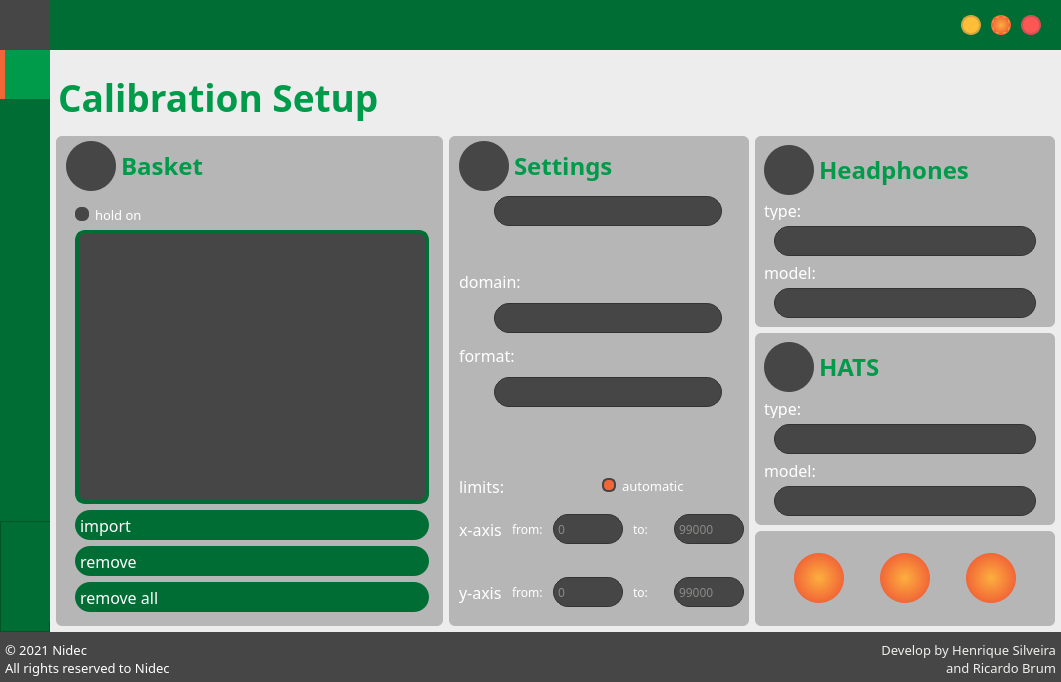
henriquealende/PsychoBox, file Forms/form.ui: the form before one commit.
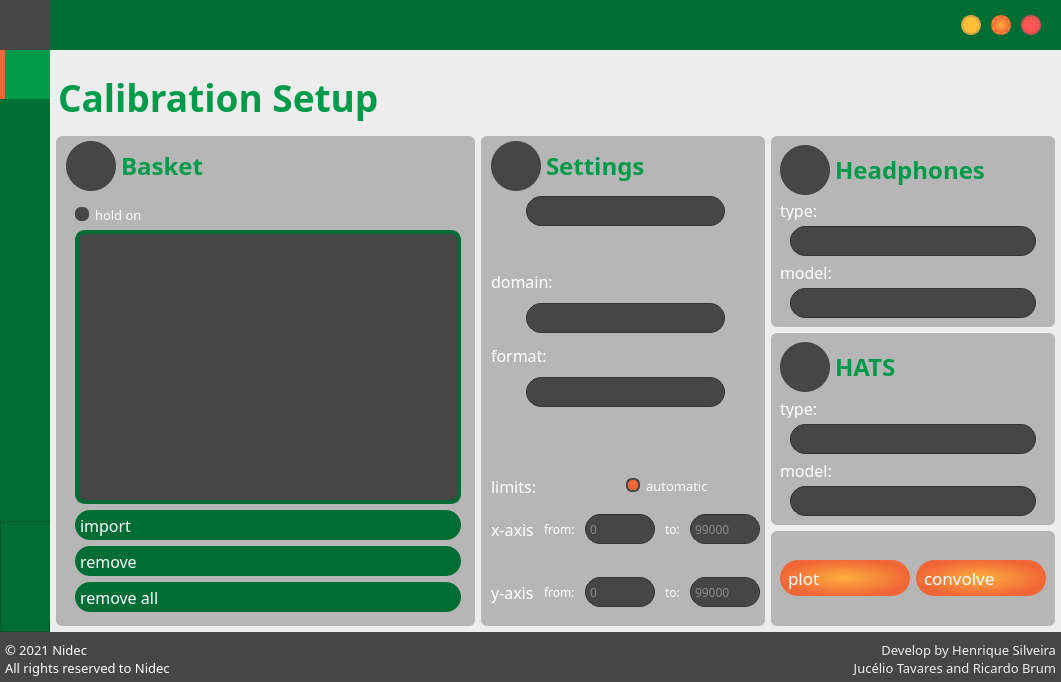
The form after the commit. Icons and pictures are not drawn.

Diff of the .ui file:
```diff
--- a/Forms/form.ui
+++ b/Forms/form.ui
@@ -7493,7 +7493,7 @@
            <widget class="QFrame" name="InfCalibrationSetup">
             <property name="minimumSize">
              <size>
-              <width>600</width>
+              <width>0</width>
               <height>0</height>
              </size>
             </property>
@@ -7844,7 +7844,7 @@
                </property>
                <property name="maximumSize">
                 <size>
-                 <width>300</width>
+                 <width>16777215</width>
                  <height>16777215</height>
                 </size>
                </property>
@@ -8065,7 +8065,7 @@
                   </property>
                   <property name="minimumSize">
                    <size>
-                    <width>298</width>
+                    <width>258</width>
                     <height>30</height>
                    </size>
                   </property>
@@ -8156,7 +8156,7 @@
                      </property>
                      <property name="minimumSize">
                       <size>
-                       <width>298</width>
+                       <width>258</width>
                        <height>30</height>
                       </size>
                      </property>
@@ -8210,7 +8210,7 @@
                      </property>
                      <property name="minimumSize">
                       <size>
-                       <width>298</width>
+                       <width>258</width>
                        <height>30</height>
                       </size>
                      </property>
@@ -8663,13 +8663,13 @@
               <widget class="QFrame" name="RightCalibrationSetup">
                <property name="minimumSize">
                 <size>
-                 <width>300</width>
+                 <width>0</width>
                  <height>0</height>
                 </size>
                </property>
                <property name="maximumSize">
                 <size>
-                 <width>300</width>
+                 <width>16777215</width>
                  <height>16777215</height>
                 </size>
                </property>
@@ -8910,7 +8910,7 @@
                        <widget class="QComboBox" name="typeHeadBox_2">
                         <property name="minimumSize">
                          <size>
-                          <width>248</width>
+                          <width>208</width>
                           <height>30</height>
                          </size>
                         </property>
@@ -8963,7 +8963,7 @@
                         </property>
                         <property name="minimumSize">
                          <size>
-                          <width>248</width>
+                          <width>208</width>
                           <height>30</height>
                          </size>
                         </property>
@@ -9199,7 +9199,7 @@
                        <widget class="QComboBox" name="typeHatsBox_2">
                         <property name="minimumSize">
                          <size>
-                          <width>248</width>
+                          <width>208</width>
                           <height>30</height>
                          </size>
                         </property>
@@ -9252,7 +9252,7 @@
                         </property>
                         <property name="minimumSize">
                          <size>
-                          <width>248</width>
+                          <width>208</width>
                           <height>30</height>
                          </size>
                         </property>
@@ -9291,10 +9291,10 @@
 }	
 
 QPushButton {
-
-	text-align: center;
+	padding-left: 8px;
+	text-align: left;
 	background-color: qradialgradient(spread:pad, cx:0.5, cy:0.5, radius:0.5, fx:0.5, fy:0.5, stop:0 rgba(252, 175, 62,255), stop:1 rgba(241, 102, 55, 255));
-	border-radius:25px;
+	border-radius:18px;
 	color: rgb(255, 255, 255)
 }
 
@@ -9327,14 +9327,14 @@
                      </property>
                      <property name="minimumSize">
                       <size>
-                       <width>45</width>
-                       <height>50</height>
+                       <width>130</width>
+                       <height>36</height>
                       </size>
                      </property>
                      <property name="maximumSize">
                       <size>
-                       <width>50</width>
-                       <height>50</height>
+                       <width>130</width>
+                       <height>36</height>
                       </size>
                      </property>
                      <property name="font">
@@ -9345,7 +9345,7 @@
                       </font>
                      </property>
                      <property name="text">
-                      <string/>
+                      <string>plot</string>
                      </property>
                      <property name="icon">
                       <iconset>
@@ -9353,8 +9353,8 @@
                      </property>
                      <property name="iconSize">
                       <size>
-                       <width>50</width>
-                       <height>50</height>
+                       <width>20</width>
+                       <height>20</height>
                       </size>
                      </property>
                     </widget>
@@ -9366,14 +9366,14 @@
                      </property>
                      <property name="minimumSize">
                       <size>
-                       <width>50</width>
-                       <height>50</height>
+                       <width>130</width>
+                       <height>36</height>
                       </size>
                      </property>
                      <property name="maximumSize">
                       <size>
-                       <width>50</width>
-                       <height>50</height>
+                       <width>130</width>
+                       <height>36</height>
                       </size>
                      </property>
                      <property name="font">
@@ -9384,7 +9384,7 @@
                       </font>
                      </property>
                      <property name="text">
-                      <string/>
+                      <string>convolve</string>
                      </property>
                      <property name="icon">
                       <iconset>
@@ -9392,54 +9392,12 @@
                      </property>
                      <property name="iconSize">
                       <size>
-                       <width>40</width>
-                       <height>40</height>
+                       <width>25</width>
+                       <height>25</height>
                       </size>
                      </property>
                     </widget>
                    </item>
-                   <item>
-                    <widget class="QPushButton" name="convolve">
-                     <property name="enabled">
-                      <bool>true</bool>
-                     </property>
-                     <property name="minimumSize">
-                      <size>
-                       <width>50</width>
-                       <height>50</height>
-                      </size>
-                     </property>
-                     <property name="maximumSize">
-                      <size>
-                       <width>50</width>
-                       <height>50</height>
-                      </size>
-                     </property>
-                     <property name="font">
-                      <font>
-                       <family>PF BeauSans Pro</family>
-                       <pointsize>13</pointsize>
-                       <bold>false</bold>
-                      </font>
-                     </property>
-                     <property name="text">
-                      <string/>
-                     </property>
-                     <property name="icon">
-                      <iconset>
-                       <normaloff>../Resources/img/headphones.png</normaloff>../Resources/img/headphones.png</iconset>
-                     </property>
-                     <property name="iconSize">
-                      <size>
-                       <width>30</width>
-                       <height>30</height>
-                      </size>
-                     </property>
-                     <property name="autoRepeatDelay">
-                      <number>303</number>
-                     </property>
-                    </widget>
-                   </item>
                   </layout>
                  </widget>
                 </item>
@@ -9531,7 +9489,7 @@
         </property>
         <property name="text">
          <string>Develop by Henrique Silveira
- and Ricardo Brum</string>
+Jucélio Tavares and Ricardo Brum</string>
         </property>
         <property name="alignment">
          <set>Qt::AlignBottom|Qt::AlignRight|Qt::AlignTrailing</set>
```
Left out of the diff: 123 changed lines with no effect on the pictures.
